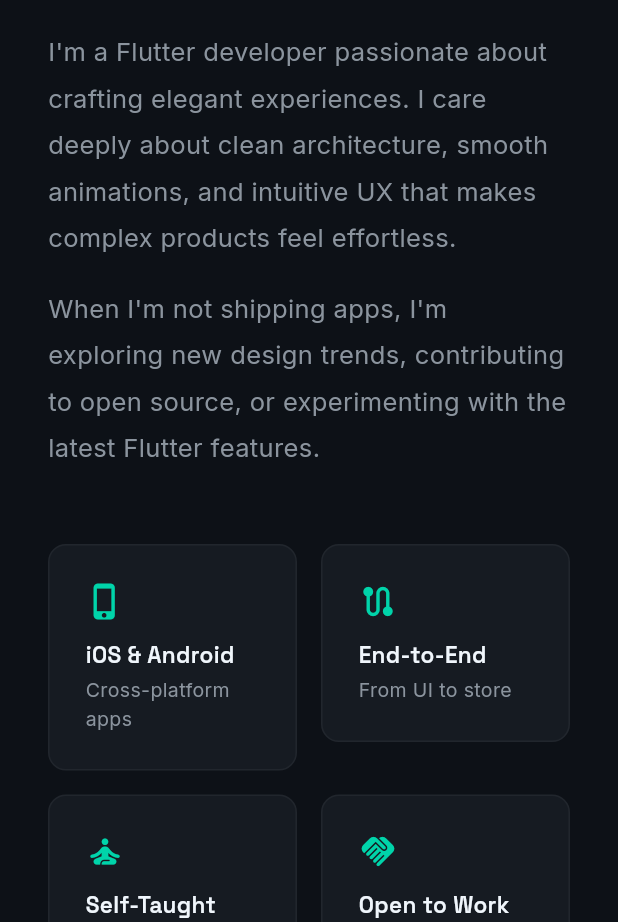
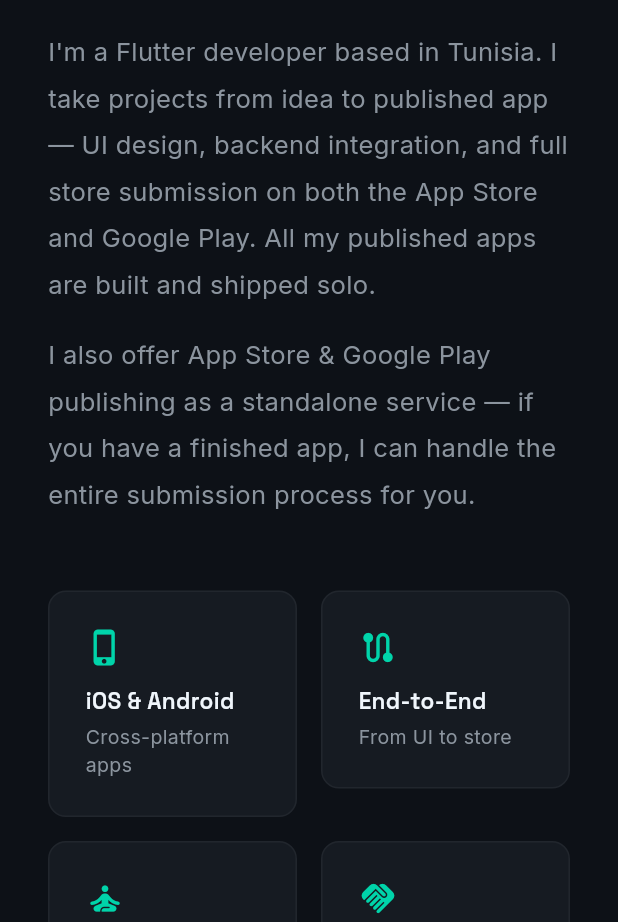
Before and after one commit to osmsmix/portfolio, a Flutter app: the screen it shows after launch, after a tap on the "menu" icon, after a tap on "About", on a phone screen of 412 x 824 dp, the part 314-1236 px from its top. Run offline on Flutter 3.47's test engine with Material 3 defaults, Android fonts, the phone set to English and light mode, and no system bars; drawn by our look-alikes of flutter_animate; our stand-ins replace google_fonts, visibility_detector.

Commit message:
Add Pharmacy & Taxi projects, refresh tagline and bio for clients
- New project: Pharmacy Platform (dual-app, Firebase, maps, biometrics)
- New project: Taxi Ride-Hailing (4 roles, Google Maps, TTS, subscriptions)
- Tagline: now matches Upwork — emphasizes App Store publishing service
- Bio: updated to be client-focused, highlights solo end-to-end delivery
- About section: adds publishing-as-a-service paragraph
- photoAsset made non-nullable (photo is always present)

Co-Authored-By: Claude Sonnet 4.6 <noreply@anthropic.com>

```diff
--- a/lib/data/portfolio_data.dart
+++ b/lib/data/portfolio_data.dart
@@ -36,13 +36,13 @@ class PortfolioData {
   static const String name = 'Oussama Mohamed El Hadi';
   static const String title = 'Flutter Developer';
   static const String tagline =
-      'I build beautiful, performant cross-platform apps for mobile and web.';
+      'I build mobile apps and websites — and handle everything needed to get them live on the App Store and Google Play.';
   static const String bio =
-      "I'm a Flutter developer passionate about crafting elegant experiences. "
-      "I care deeply about clean architecture, smooth animations, and intuitive UX "
-      "that makes complex products feel effortless.";
+      "I'm a Flutter developer based in Tunisia. I take projects from idea to published app — "
+      "UI design, backend integration, and full store submission on both the App Store and Google Play. "
+      "All my published apps are built and shipped solo.";
 
-  static const String? photoAsset = 'assets/images/oussama.jpg';
+  static const String photoAsset = 'assets/images/oussama.jpg';
 
   static const String email = 'oussama.mohamedelhadi@gmail.com';
   static const String github = 'https://github.com/osmsmix';
@@ -85,21 +85,36 @@ class PortfolioData {
     Project(
       title: 'Madrasa',
       description:
-          'School management platform connecting directors, teachers, and parents. Features bulletin boards, grade tracking, absence reporting, timetables, and PDF report generation. Backend powered by Supabase.',
+          'School management platform connecting directors, teachers, and parents. Features bulletin boards, grade tracking, absence reports, timetables, and PDF generation. Trilingual (AR/FR/EN). Backend on Supabase.',
       tags: ['Flutter', 'Supabase', 'Provider', 'i18n', 'PDF'],
       appStoreUrl: 'https://apps.apple.com/tn/app/madrasa/id6815927815',
+      // liveUrl: 'https://...', // Add Madrasa website URL here
+    ),
+    Project(
+      title: 'Pharmacy Platform',
+      description:
+          'A dual-app pharmacy platform: patients browse nearby pharmacies on a map and order medication, while pharmacists manage orders in real time. Features biometric login, push notifications, and geolocation.',
+      tags: ['Flutter', 'Firebase', 'Flutter Map', 'Geolocator', 'i18n'],
+      inDevelopment: true,
+    ),
+    Project(
+      title: 'Taxi – Ride-Hailing',
+      description:
+          'A full ride-hailing platform with four roles: rider, driver, dispatcher, and owner. Drivers get live requests with TTS announcements and real-time tracking on Google Maps. Includes driver subscriptions and multi-language support.',
+      tags: ['Flutter', 'Firebase', 'Google Maps', 'Real-time', 'i18n'],
+      inDevelopment: true,
     ),
     Project(
       title: 'PetroTools',
       description:
-          'Engineering toolkit for petroleum students. Currently features an IPR (Inflow Performance Relationship) calculator for computing AOF and productivity index from well test data, with interactive charts.',
+          'Engineering toolkit for petroleum students. Features an IPR (Inflow Performance Relationship) calculator for computing AOF and productivity index from well test data, with interactive charts.',
       tags: ['Flutter', 'Dart', 'fl_chart', 'Engineering'],
       appStoreUrl: 'https://apps.apple.com/tn/app/petrotools/id6792877304',
     ),
     Project(
       title: 'Portfolio Website',
       description:
-          'This portfolio, built entirely with Flutter Web — featuring scroll-triggered animations, a typewriter effect, responsive design, and a dark minimal aesthetic.',
+          'This portfolio, built with Flutter Web — scroll-triggered animations, typewriter effect, responsive layout, and a dark minimal aesthetic.',
       tags: ['Flutter Web', 'Dart', 'Responsive'],
       githubUrl: 'https://github.com/osmsmix/portfolio',
       liveUrl: 'https://osmsmix.github.io/portfolio/',
--- a/lib/sections/about_section.dart
+++ b/lib/sections/about_section.dart
@@ -73,7 +73,8 @@ class _AboutText extends StatelessWidget {
         ),
         const SizedBox(height: 16),
         Text(
-          "When I'm not shipping apps, I'm exploring new design trends, contributing to open source, or experimenting with the latest Flutter features.",
+          "I also offer App Store & Google Play publishing as a standalone service — "
+          "if you have a finished app, I can handle the entire submission process for you.",
           style: GoogleFonts.inter(
             fontSize: 17,
             color: AppColors.textSecondary,
--- a/lib/sections/hero_section.dart
+++ b/lib/sections/hero_section.dart
@@ -153,25 +153,10 @@ class _AvatarWidget extends StatelessWidget {
       ),
       padding: const EdgeInsets.all(3),
       child: ClipOval(
-        child: PortfolioData.photoAsset != null
-            ? Image.asset(
-                PortfolioData.photoAsset!,
-                fit: BoxFit.cover,
-              )
-            : Container(
-                color: AppColors.surface,
-                child: Center(
-                  child: Text(
-                    'OM',
-                    style: TextStyle(
-                      fontSize: size * 0.28,
-                      fontWeight: FontWeight.w800,
-                      color: AppColors.accent,
-                      letterSpacing: size * 0.01,
-                    ),
-                  ),
-                ),
-              ),
+        child: Image.asset(
+          PortfolioData.photoAsset,
+          fit: BoxFit.cover,
+        ),
       ),
     )
         .animate()
```
